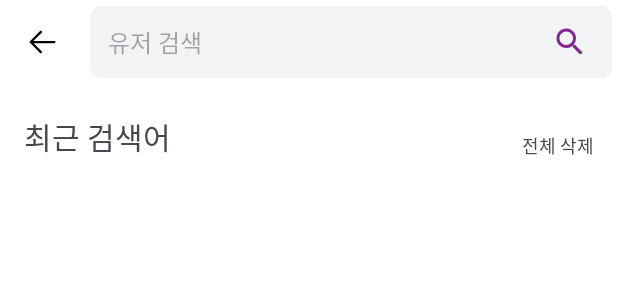
After one commit to HamBeomJoon/Android-Toy-Project, an Android app: the layout activity_search.xml on its own in the app's theme, with its tools: preview values and no code run, on a phone screen of 412 x 824 dp. The commit adds this screen. Shown: the top 300 px of the screen. Run offline under Robolectric (Android 15) with nearby library versions, the phone set to English and light mode, and no system bars.

Commit message:
custom cursor 설정, search Page 액티비티로 수정

```diff
--- a/GithubSearch/app/build.gradle.kts
+++ b/GithubSearch/app/build.gradle.kts
@@ -44,6 +44,7 @@ android {
     }
     buildFeatures {
         viewBinding = true
+        dataBinding = true
         buildConfig = true
     }
 }
--- a/GithubSearch/app/src/main/AndroidManifest.xml
+++ b/GithubSearch/app/src/main/AndroidManifest.xml
@@ -23,6 +23,10 @@
                 <category android:name="android.intent.category.LAUNCHER" />
             </intent-filter>
         </activity>
+        <activity
+            android:name=".presentation.view.searchPage.SearchActivity"
+            android:exported="true">
+        </activity>
     </application>
 
 </manifest>
--- a/GithubSearch/gradle/wrapper/gradle-wrapper.properties
+++ b/GithubSearch/app/src/main/res/drawable/custom_cursor.xml
@@ -1,6 +1,8 @@
-#Sat Jun 15 15:36:09 KST 2024
-distributionBase=GRADLE_USER_HOME
-distributionPath=wrapper/dists
-distributionUrl=https\://services.gradle.org/distributions/gradle-8.4-bin.zip
-zipStoreBase=GRADLE_USER_HOME
-zipStorePath=wrapper/dists
+<?xml version="1.0" encoding="utf-8"?>
+<shape xmlns:android="http://schemas.android.com/apk/res/android"
+    android:shape="rectangle">
+    <size
+        android:width="2dp"
+        android:height="24dp" />
+    <solid android:color="@color/purple" />
+</shape>
--- /dev/null
+++ b/GithubSearch/app/src/main/res/layout/activity_search.xml
@@ -0,0 +1,85 @@
+<?xml version="1.0" encoding="utf-8"?>
+<layout xmlns:android="http://schemas.android.com/apk/res/android"
+    xmlns:app="http://schemas.android.com/apk/res-auto"
+    xmlns:tools="http://schemas.android.com/tools">
+
+    <data>
+
+    </data>
+
+    <androidx.constraintlayout.widget.ConstraintLayout
+        android:layout_width="match_parent"
+        android:layout_height="match_parent"
+        android:background="@color/white"
+        android:padding="4dp">
+
+        <ImageButton
+            android:id="@+id/ib_back"
+            android:layout_width="48dp"
+            android:layout_height="48dp"
+            android:background="@color/white"
+            android:src="@drawable/ic_back"
+            app:layout_constraintStart_toStartOf="parent"
+            app:layout_constraintTop_toTopOf="parent"
+            tools:ignore="ContentDescription" />
+
+        <EditText
+            android:id="@+id/et_search_user"
+            style="@style/search_medium_16"
+            android:layout_width="0dp"
+            android:layout_height="0dp"
+            android:layout_marginStart="8dp"
+            android:background="@drawable/rounded_edittext"
+            android:hint="@string/hint_search_user"
+            android:inputType="text"
+            android:paddingHorizontal="12dp"
+            android:paddingVertical="8dp"
+            android:textCursorDrawable="@drawable/custom_cursor"
+            app:layout_constraintBottom_toBottomOf="@id/ib_back"
+            app:layout_constraintEnd_toEndOf="parent"
+            app:layout_constraintStart_toEndOf="@id/ib_back"
+            app:layout_constraintTop_toTopOf="@id/ib_back"
+            tools:ignore="Autofill" />
+
+        <ImageButton
+            android:id="@+id/ib_search"
+            android:layout_width="48dp"
+            android:layout_height="48dp"
+            android:layout_marginEnd="4dp"
+            android:background="@color/light_gray"
+            android:src="@drawable/ic_search_purple"
+            app:layout_constraintBottom_toBottomOf="@id/et_search_user"
+            app:layout_constraintEnd_toEndOf="@id/et_search_user"
+            app:layout_constraintTop_toTopOf="@id/et_search_user"
+            tools:ignore="ContentDescription" />
+
+        <TextView
+            android:id="@+id/tv_recent_search"
+            style="@style/search_semibold_20"
+            android:layout_width="wrap_content"
+            android:layout_height="wrap_content"
+            android:layout_marginStart="12dp"
+            android:layout_marginTop="24dp"
+            android:text="@string/text_recent_search"
+            app:layout_constraintStart_toStartOf="parent"
+            app:layout_constraintTop_toBottomOf="@id/ib_back" />
+
+        <TextView
+            style="@style/search_regular_12"
+            android:layout_width="wrap_content"
+            android:layout_height="wrap_content"
+            android:layout_marginEnd="12dp"
+            android:text="@string/text_delete_all"
+            app:layout_constraintBottom_toBottomOf="@id/tv_recent_search"
+            app:layout_constraintEnd_toEndOf="parent" />
+
+        <androidx.recyclerview.widget.RecyclerView
+            android:id="@+id/rv_recent_search"
+            android:layout_width="match_parent"
+            android:layout_height="wrap_content"
+            android:layout_marginHorizontal="12dp"
+            android:layout_marginTop="20dp"
+            app:layout_constraintTop_toBottomOf="@id/tv_recent_search" />
+
+    </androidx.constraintlayout.widget.ConstraintLayout>
+</layout>
```
Also changed, not shown: GithubSearch/app/src/main/res/layout/fragment_search.xml (deleted, +0 -77 lines).
